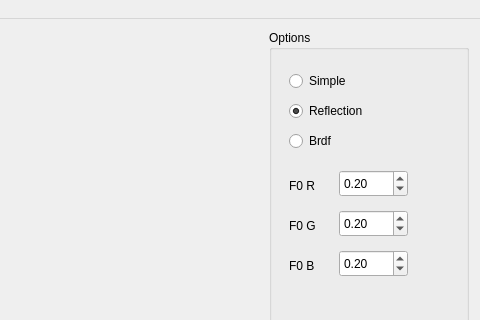
MNXANL/FRR-MIRI, file ViewerPBS/main_window.ui: the form before one commit; both pictures show x 347 to 827 and y 0 to 320 of the 827 by 629 pixel window.
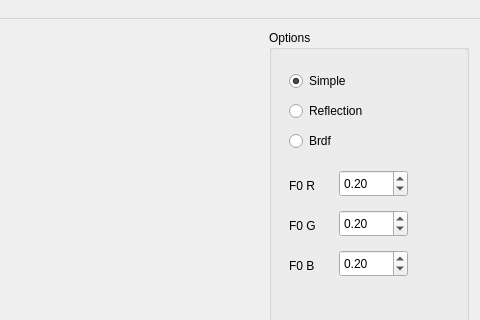
The form after the commit. Custom widgets are drawn as their Qt base class.

Patch:
```diff
--- a/ViewerPBS/main_window.ui
+++ b/ViewerPBS/main_window.ui
@@ -93,7 +93,7 @@
           <string>Reflection</string>
          </property>
          <property name="checked">
-          <bool>true</bool>
+          <bool>false</bool>
          </property>
         </widget>
         <widget class="QRadioButton" name="radio_brdf">
@@ -217,6 +217,9 @@
          <property name="text">
           <string>Simple</string>
          </property>
+         <property name="checked">
+          <bool>true</bool>
+         </property>
         </widget>
        </widget>
       </item>
```
Left out of the diff: 3 changed lines with no effect on the pictures.
